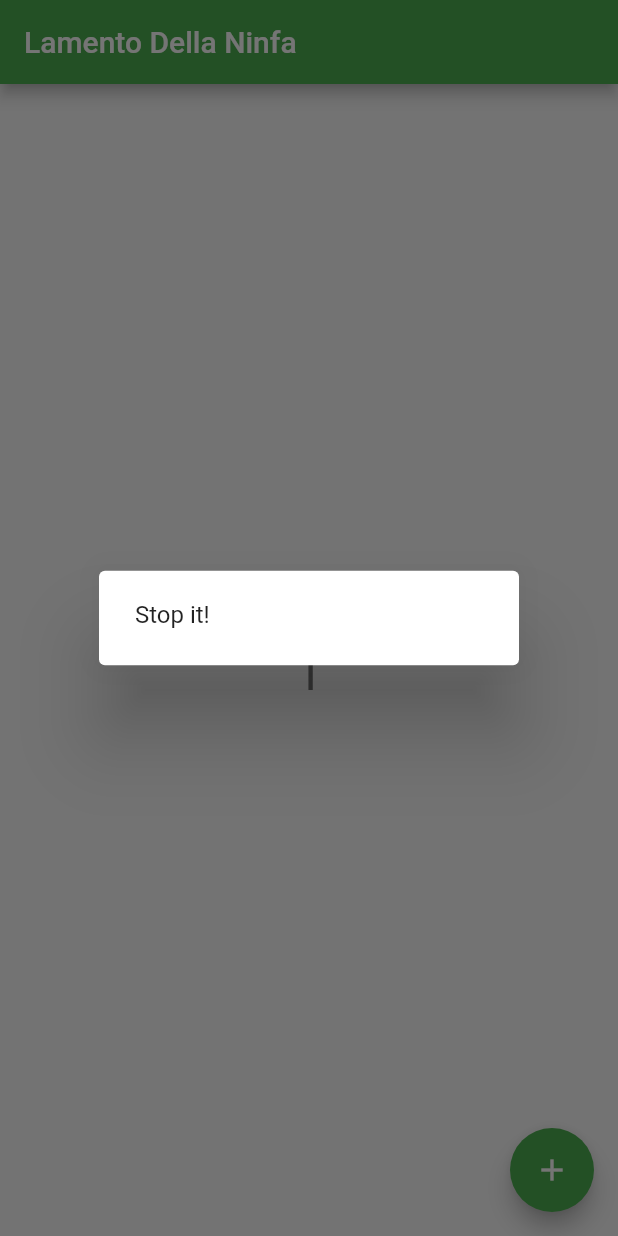
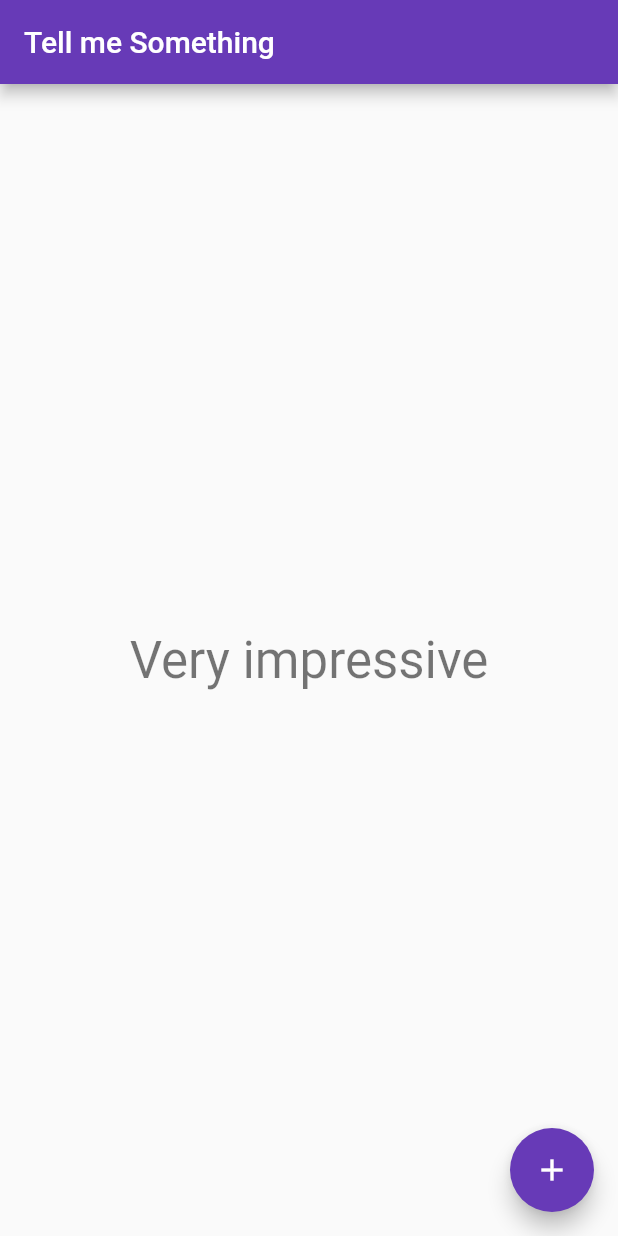
Before and after one commit to vitorTest/flutter, a Flutter app: the screen it shows after launch, after a tap on the "add" icon, on a phone screen of 412 x 824 dp. Run offline on Flutter 3.47's test engine with Material 2 defaults, Android fonts, the phone set to English and light mode, and no system bars.

Commit message:
I Don't know

```diff
--- a/criaAppAndiOSflutter_udm/first_project/lib/main.dart
+++ b/criaAppAndiOSflutter_udm/first_project/lib/main.dart
@@ -1,4 +1,5 @@
 import 'package:flutter/material.dart';
+import 'dart:math';
 
 void main() => runApp(MyApp());
 
@@ -7,7 +8,7 @@ class MyApp extends StatelessWidget {
   @override
   Widget build(BuildContext context) {
     return MaterialApp(
-      title: 'Flutter Demo',
+      title: 'Tell me Something',
       theme: ThemeData(
         // This is the theme of your application.
         //
@@ -18,9 +19,9 @@ class MyApp extends StatelessWidget {
         // or simply save your changes to "hot reload" in a Flutter IDE).
         // Notice that the counter didn't reset back to zero; the application
         // is not restarted.
-        primarySwatch: Colors.green,
+        primarySwatch: Colors.deepPurple,
       ),
-      home: MyHomePage(title: 'Lamento Della Ninfa'),
+      home: MyHomePage(title: 'Tell me Something'),
     );
   }
 }
@@ -46,26 +47,37 @@ class MyHomePage extends StatefulWidget {
 class _MyHomePageState extends State<MyHomePage> {
   int _counter = 0;
 
-  void _showDialog(){
-    showDialog(
-      context: context,
-      builder: (BuildContext context){
-        return AlertDialog(
-          content: new Text("Stop it!")
-        );
-      }
-    );
+  final _random = new Random();
+  var _motivation = {
+    0: "Epic",
+    1: "I found it offensive",
+    2: "Agree",
+    3: "I'm calling the police",
+    4: "Approved",
+    5: "Stop to bullying me",
+    6: "Very impressive",
+    7: "OMG",
+    8: "Unbelievable",
+    9: "Nice",
+    10: "Now I am... ANGRY!!!",
+    11: "That's Epic!",
+    12: "That's ILLEGAL!",
+    13: "Disappointed",
+    14: "I almost had a stroke",
+    15: "Check Matte!",
+    16: "MIND-BLOWING!",
+  };
+
+  void _looper(){
+    setState(() {
+      _counter++;
+      _counter = _counter % _motivation.length;
+    });
   }
 
-  void _incrementCounter() {
+  void _randomic(){
     setState(() {
-      // This call to setState tells the Flutter framework that something has
-      // changed in this State, which causes it to rerun the build method below
-      // so that the display can reflect the updated values. If we changed
-      // _counter without calling setState(), then the build method would not be
-      // called again, and so nothing would appear to happen.
-      _counter++;
-      _showDialog();
+      _counter = _random.nextInt(_motivation.length - 0);
     });
   }
 
@@ -104,20 +116,18 @@ class _MyHomePageState extends State<MyHomePage> {
           mainAxisAlignment: MainAxisAlignment.center,
           children: <Widget>[
             Text(
-              'You have pushed the button this many times:',
-            ),
-            Text(
-              '$_counter',
-              style: Theme.of(context).textTheme.display1,
+              '${_motivation[_counter]}',
+              style: Theme.of(context).textTheme.display1
             ),
           ],
         ),
       ),
       floatingActionButton: FloatingActionButton(
-        onPressed: _incrementCounter,
-        tooltip: 'Increment',
+        onPressed: _randomic,
+        tooltip: 'Decrement',
         child: Icon(Icons.add),
       ), // This trailing comma makes auto-formatting nicer for build methods.
+
     );
   }
 }
--- a/criaAppAndiOSflutter_udm/first_project/pubspec.yaml
+++ b/criaAppAndiOSflutter_udm/first_project/pubspec.yaml
@@ -1,5 +1,5 @@
 name: first_project
-description: A new Flutter application.
+description: First Flutter Test Application
 
 # The following defines the version and build number for your application.
 # A version number is three numbers separated by dots, like 1.2.43
```
Also changed, not shown: 1 other file.
